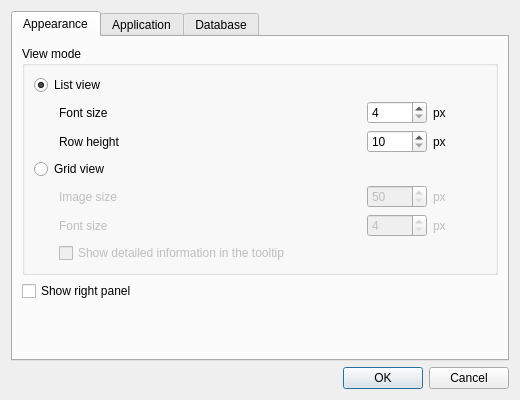
eugene-melnik/alexandra, file src/settingswindow.ui: the form before one commit.
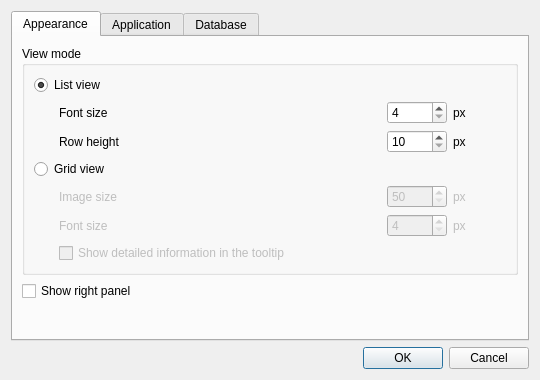
The form after the commit. Icons and pictures are not drawn.

The edit to the form file:
```diff
--- a/src/settingswindow.ui
+++ b/src/settingswindow.ui
@@ -9,14 +9,14 @@
    <rect>
     <x>0</x>
     <y>0</y>
-    <width>520</width>
-    <height>400</height>
+    <width>540</width>
+    <height>380</height>
    </rect>
   </property>
   <property name="minimumSize">
    <size>
-    <width>520</width>
-    <height>400</height>
+    <width>500</width>
+    <height>380</height>
    </size>
   </property>
   <property name="windowTitle">
```
